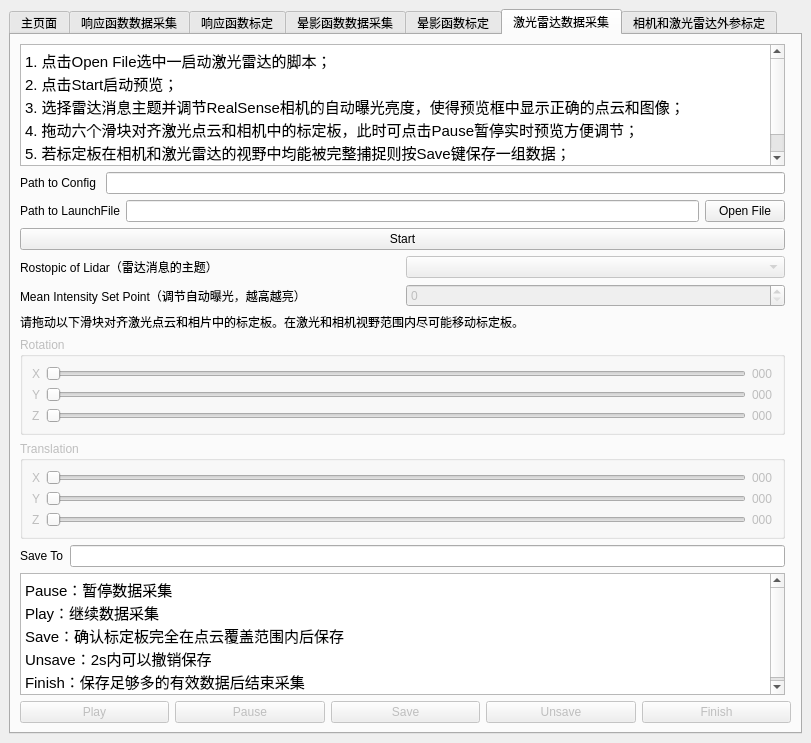
First picture: the form in src/mainwindow.ui, repository KangJialiang/Data-Platform, before the edit.
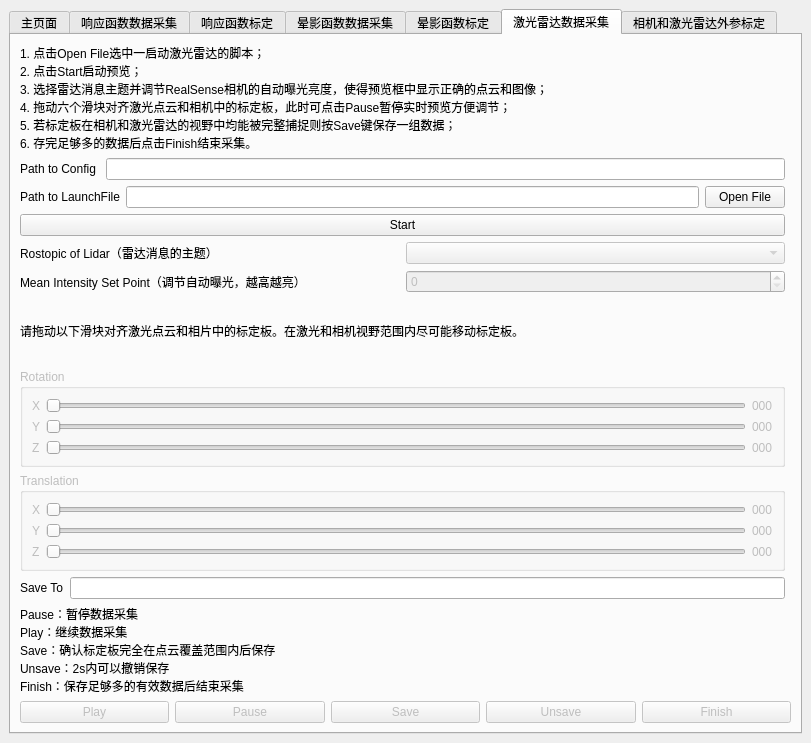
Second picture: the form after the edit. The open tabs and pages were chosen to show the change.

Commit message: fix: replace help words in labels

Diff of the .ui file:
```diff
--- a/src/mainwindow.ui
+++ b/src/mainwindow.ui
@@ -762,21 +762,6 @@
           </property>
          </widget>
         </item>
-        <item row="13" column="0">
-         <widget class="QTextBrowser" name="textBrowser_2">
-          <property name="html">
-           <string>&lt;!DOCTYPE HTML PUBLIC &quot;-//W3C//DTD HTML 4.0//EN&quot; &quot;http://www.w3.org/TR/REC-html40/strict.dtd&quot;&gt;
-&lt;html&gt;&lt;head&gt;&lt;meta name=&quot;qrichtext&quot; content=&quot;1&quot; /&gt;&lt;style type=&quot;text/css&quot;&gt;
-p, li { white-space: pre-wrap; }
-&lt;/style&gt;&lt;/head&gt;&lt;body style=&quot; font-family:'Ubuntu'; font-size:11pt; font-weight:400; font-style:normal;&quot;&gt;
-&lt;p style=&quot; margin-top:0px; margin-bottom:0px; margin-left:0px; margin-right:0px; -qt-block-indent:0; text-indent:0px;&quot;&gt;Pause：暂停数据采集&lt;/p&gt;
-&lt;p style=&quot; margin-top:0px; margin-bottom:0px; margin-left:0px; margin-right:0px; -qt-block-indent:0; text-indent:0px;&quot;&gt;Play：继续数据采集&lt;/p&gt;
-&lt;p style=&quot; margin-top:0px; margin-bottom:0px; margin-left:0px; margin-right:0px; -qt-block-indent:0; text-indent:0px;&quot;&gt;Save：确认标定板完全在点云覆盖范围内后保存   &lt;/p&gt;
-&lt;p style=&quot; margin-top:0px; margin-bottom:0px; margin-left:0px; margin-right:0px; -qt-block-indent:0; text-indent:0px;&quot;&gt;Unsave：2s内可以撤销保存&lt;/p&gt;
-&lt;p style=&quot; margin-top:0px; margin-bottom:0px; margin-left:0px; margin-right:0px; -qt-block-indent:0; text-indent:0px;&quot;&gt;Finish：保存足够多的有效数据后结束采集&lt;/p&gt;&lt;/body&gt;&lt;/html&gt;</string>
-          </property>
-         </widget>
-        </item>
         <item row="14" column="0" colspan="2">
          <layout class="QHBoxLayout" name="buttonGroup">
           <item>
@@ -1053,18 +1038,28 @@
          </layout>
         </item>
         <item row="0" column="0">
-         <widget class="QTextBrowser" name="textBrowser_5">
-          <property name="html">
-           <string>&lt;!DOCTYPE HTML PUBLIC &quot;-//W3C//DTD HTML 4.0//EN&quot; &quot;http://www.w3.org/TR/REC-html40/strict.dtd&quot;&gt;
-&lt;html&gt;&lt;head&gt;&lt;meta name=&quot;qrichtext&quot; content=&quot;1&quot; /&gt;&lt;style type=&quot;text/css&quot;&gt;
-p, li { white-space: pre-wrap; }
-&lt;/style&gt;&lt;/head&gt;&lt;body style=&quot; font-family:'Ubuntu'; font-size:11pt; font-weight:400; font-style:normal;&quot;&gt;
-&lt;p style=&quot; margin-top:0px; margin-bottom:0px; margin-left:0px; margin-right:0px; -qt-block-indent:0; text-indent:0px;&quot;&gt;1. 点击Open File选中一启动激光雷达的脚本；&lt;/p&gt;
-&lt;p style=&quot; margin-top:0px; margin-bottom:0px; margin-left:0px; margin-right:0px; -qt-block-indent:0; text-indent:0px;&quot;&gt;2. 点击Start启动预览；&lt;/p&gt;
-&lt;p style=&quot; margin-top:0px; margin-bottom:0px; margin-left:0px; margin-right:0px; -qt-block-indent:0; text-indent:0px;&quot;&gt;3. 选择雷达消息主题并调节RealSense相机的自动曝光亮度，使得预览框中显示正确的点云和图像；&lt;/p&gt;
-&lt;p style=&quot; margin-top:0px; margin-bottom:0px; margin-left:0px; margin-right:0px; -qt-block-indent:0; text-indent:0px;&quot;&gt;4. 拖动六个滑块对齐激光点云和相机中的标定板，此时可点击Pause暂停实时预览方便调节；&lt;/p&gt;
-&lt;p style=&quot; margin-top:0px; margin-bottom:0px; margin-left:0px; margin-right:0px; -qt-block-indent:0; text-indent:0px;&quot;&gt;5. 若标定板在相机和激光雷达的视野中均能被完整捕捉则按Save键保存一组数据；&lt;/p&gt;
-&lt;p style=&quot; margin-top:0px; margin-bottom:0px; margin-left:0px; margin-right:0px; -qt-block-indent:0; text-indent:0px;&quot;&gt;6. 存完足够多的数据后点击Finish结束采集。&lt;/p&gt;&lt;/body&gt;&lt;/html&gt;</string>
+         <widget class="QLabel" name="label_3">
+          <property name="text">
+           <string>1. 点击Open File选中一启动激光雷达的脚本；
+2. 点击Start启动预览；
+3. 选择雷达消息主题并调节RealSense相机的自动曝光亮度，使得预览框中显示正确的点云和图像；
+4. 拖动六个滑块对齐激光点云和相机中的标定板，此时可点击Pause暂停实时预览方便调节；
+5. 若标定板在相机和激光雷达的视野中均能被完整捕捉则按Save键保存一组数据；
+6. 存完足够多的数据后点击Finish结束采集。</string>
+          </property>
+          <property name="wordWrap">
+           <bool>true</bool>
+          </property>
+         </widget>
+        </item>
+        <item row="13" column="0">
+         <widget class="QLabel" name="label_4">
+          <property name="text">
+           <string>Pause：暂停数据采集
+Play：继续数据采集
+Save：确认标定板完全在点云覆盖范围内后保存   
+Unsave：2s内可以撤销保存
+Finish：保存足够多的有效数据后结束采集</string>
           </property>
          </widget>
         </item>
```
Left out of the diff: 330 changed lines with no effect on the pictures.
